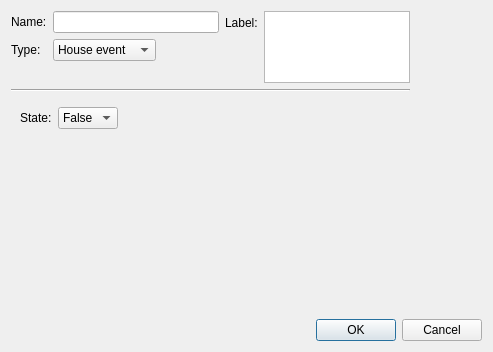
Old version of the form gui/eventdialog.ui in the repository rakhimov/scram.
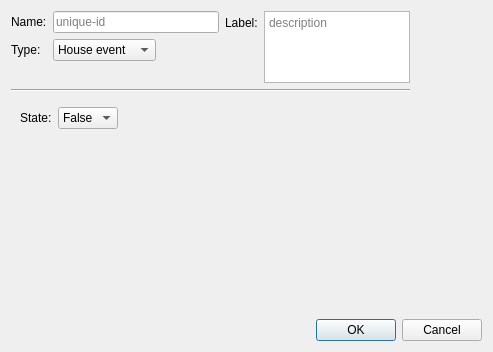
New version of the form.

Commit message:
GUI: Disable OK button for invalid Event dialog
The invalid data simply not accepted.
The error message is displayed in the dialog status bar.
The fields with invalid data are colored red.

Diff of the .ui file:
```diff
--- a/gui/eventdialog.ui
+++ b/gui/eventdialog.ui
@@ -40,7 +40,11 @@
       </widget>
      </item>
      <item row="0" column="1">
-      <widget class="QLineEdit" name="nameLine"/>
+      <widget class="QLineEdit" name="nameLine">
+       <property name="placeholderText">
+        <string>unique-id</string>
+       </property>
+      </widget>
      </item>
      <item row="1" column="0">
       <widget class="QLabel" name="typeLabel">
@@ -143,6 +147,9 @@
        <property name="tabChangesFocus">
         <bool>true</bool>
        </property>
+       <property name="placeholderText">
+        <string>description</string>
+       </property>
       </widget>
      </item>
     </layout>
```
Left out of the diff: 19 changed lines with no effect on the pictures. The commit also changes 4 other files.
